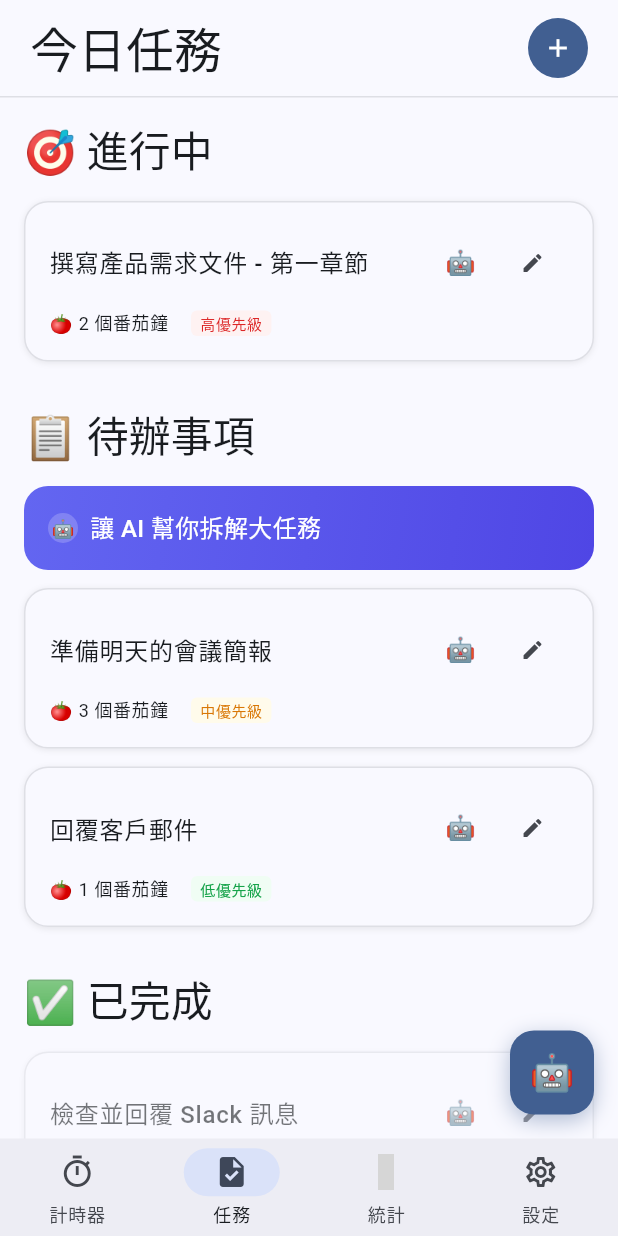
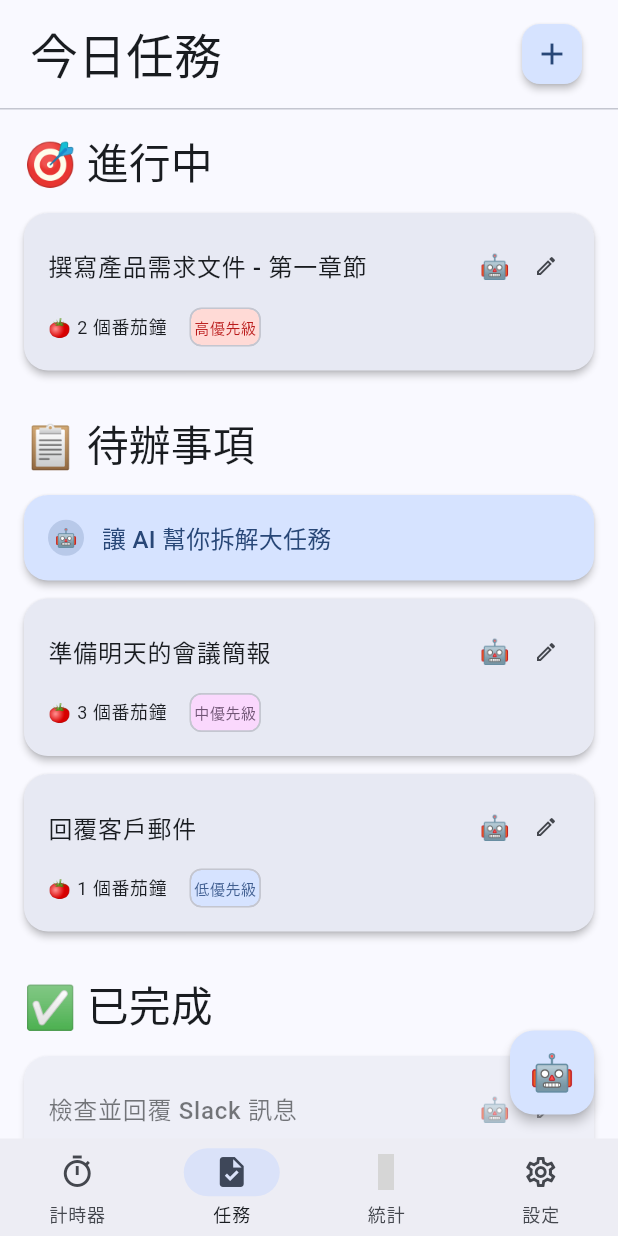
Before and after one commit to TreantProtectorGo/focus, a Flutter app: the TasksScreen screen opened by its route, on a phone screen of 412 x 824 dp. Run offline on Flutter 3.47's test engine with Material 3 defaults, Android fonts, the phone set to English and light mode, and no system bars; drawn by our look-alikes of dynamic_color; our stand-ins replace flutter_riverpod, go_router, material_symbols_icons, shared_preferences; accounts and stored records are empty; grey boxes are pictures that could not be loaded.

Commit message:
Material 3 Card Design

```diff
--- a/lib/screens/tasks_screen.dart
+++ b/lib/screens/tasks_screen.dart
@@ -8,21 +8,13 @@ class TasksScreen extends StatelessWidget {
     final theme = Theme.of(context);
 
     return Scaffold(
-      backgroundColor: theme.colorScheme.surface,
+      backgroundColor: theme.colorScheme.background,
       body: SafeArea(
         child: Column(
           children: [
-            // 头部
-            Container(
+            // 頭部
+            Padding(
               padding: const EdgeInsets.symmetric(horizontal: 20, vertical: 12),
-              decoration: BoxDecoration(
-                color: theme.colorScheme.surface,
-                border: Border(
-                  bottom: BorderSide(
-                    color: theme.colorScheme.outline.withValues(alpha: 0.2),
-                  ),
-                ),
-              ),
               child: Row(
                 mainAxisAlignment: MainAxisAlignment.spaceBetween,
                 children: [
@@ -30,27 +22,18 @@ class TasksScreen extends StatelessWidget {
                     '今日任務',
                     style: theme.textTheme.headlineLarge,
                   ),
-                  Container(
-                    width: 40,
-                    height: 40,
-                    decoration: BoxDecoration(
-                      color: theme.colorScheme.primary,
-                      shape: BoxShape.circle,
-                    ),
-                    child: IconButton(
+                  FloatingActionButton.small(
                     onPressed: () {
                       // TODO: 添加新任务
                     },
-                      icon: Icon(
-                        Icons.add,
-                        color: theme.colorScheme.onPrimary,
-                        size: 20,
-                      ),
-                    ),
+                    elevation: 2,
+                    heroTag: "addTask",
+                    child: const Icon(Icons.add),
                   ),
                 ],
               ),
             ),
+            const Divider(height: 1),
 
             // 内容区域
             Expanded(
@@ -123,28 +106,19 @@ class TasksScreen extends StatelessWidget {
       ),
 
       // 浮动操作按钮
-      floatingActionButton: Container(
-        width: 56,
-        height: 56,
-        decoration: BoxDecoration(
-          color: theme.colorScheme.primary,
-          borderRadius: BorderRadius.circular(16),
-          boxShadow: [
-            BoxShadow(
-              color: theme.colorScheme.primary.withValues(alpha: 0.4),
-              blurRadius: 12,
-              offset: const Offset(0, 4),
-            ),
-          ],
-        ),
-        child: IconButton(
+      floatingActionButton: FloatingActionButton(
         onPressed: () {
           // TODO: 显示AI对话框
         },
-          icon: const Text(
+        backgroundColor: theme.colorScheme.primaryContainer,
+        foregroundColor: theme.colorScheme.onPrimaryContainer,
+        elevation: 3,
+        shape: RoundedRectangleBorder(
+          borderRadius: BorderRadius.circular(16),
+        ),
+        child: const Text(
           '🤖',
           style: TextStyle(fontSize: 24),
-          ),
         ),
       ),
     );
@@ -175,47 +149,40 @@ class TasksScreen extends StatelessWidget {
 
     switch (priority) {
       case 'high':
-        priorityColor = const Color(0xFFDC2626);
-        priorityBackgroundColor = const Color(0xFFFEF2F2);
+        priorityColor = theme.colorScheme.error;
+        priorityBackgroundColor = theme.colorScheme.errorContainer;
         priorityText = '高優先級';
         break;
       case 'medium':
-        priorityColor = const Color(0xFFD97706);
-        priorityBackgroundColor = const Color(0xFFFFFBEB);
+        priorityColor = theme.colorScheme.tertiary;
+        priorityBackgroundColor = theme.colorScheme.tertiaryContainer;
         priorityText = '中優先級';
         break;
       case 'low':
-        priorityColor = const Color(0xFF16A34A);
-        priorityBackgroundColor = const Color(0xFFF0FDF4);
+        priorityColor = theme.colorScheme.primary;
+        priorityBackgroundColor = theme.colorScheme.primaryContainer;
         priorityText = '低優先級';
         break;
       case 'completed':
-        priorityColor = const Color(0xFF16A34A);
-        priorityBackgroundColor = const Color(0xFFF0FDF4);
+        priorityColor = theme.colorScheme.secondary;
+        priorityBackgroundColor = theme.colorScheme.secondaryContainer;
         priorityText = '✅ 已完成';
         break;
       default:
         priorityColor = theme.colorScheme.onSurfaceVariant;
-        priorityBackgroundColor = theme.colorScheme.surface;
+        priorityBackgroundColor = theme.colorScheme.surfaceVariant;
         priorityText = '';
     }
 
-    return Container(
+    return Card(
+      elevation: 2,
+      margin: EdgeInsets.zero,
+      surfaceTintColor: theme.colorScheme.surfaceTint,
+      shape: RoundedRectangleBorder(
+        borderRadius: BorderRadius.circular(16),
+      ),
+      child: Padding(
         padding: const EdgeInsets.all(16),
-      decoration: BoxDecoration(
-        color: theme.colorScheme.surface,
-        borderRadius: BorderRadius.circular(16),
-        border: Border.all(
-          color: theme.colorScheme.outline.withValues(alpha: 0.2),
-        ),
-        boxShadow: [
-          BoxShadow(
-            color: Colors.black.withValues(alpha: 0.08),
-            blurRadius: 3,
-            offset: const Offset(0, 1),
-          ),
-        ],
-      ),
         child: Column(
           crossAxisAlignment: CrossAxisAlignment.start,
           children: [
@@ -236,9 +203,9 @@ class TasksScreen extends StatelessWidget {
                         // TODO: AI 拆解
                       },
                       icon: const Text('🤖', style: TextStyle(fontSize: 16)),
-                    constraints: const BoxConstraints(
-                      minWidth: 32,
-                      minHeight: 32,
+                      style: IconButton.styleFrom(
+                        minimumSize: const Size(32, 32),
+                        tapTargetSize: MaterialTapTargetSize.shrinkWrap,
                       ),
                     ),
                     IconButton(
@@ -246,13 +213,13 @@ class TasksScreen extends StatelessWidget {
                         // TODO: 编辑任务
                       },
                       icon: Icon(
-                      Icons.edit,
+                        Icons.edit_outlined,
                         size: 16,
                         color: theme.colorScheme.onSurfaceVariant,
                       ),
-                    constraints: const BoxConstraints(
-                      minWidth: 32,
-                      minHeight: 32,
+                      style: IconButton.styleFrom(
+                        minimumSize: const Size(32, 32),
+                        tapTargetSize: MaterialTapTargetSize.shrinkWrap,
                       ),
                     ),
                   ],
@@ -273,13 +240,12 @@ class TasksScreen extends StatelessWidget {
                   ],
                 ),
                 const SizedBox(width: 15),
-              Container(
-                padding: const EdgeInsets.symmetric(horizontal: 6, vertical: 2),
-                decoration: BoxDecoration(
-                  color: priorityBackgroundColor,
-                  borderRadius: BorderRadius.circular(4),
-                ),
-                child: Text(
+                Chip(
+                  materialTapTargetSize: MaterialTapTargetSize.shrinkWrap,
+                  labelPadding: const EdgeInsets.symmetric(horizontal: 2, vertical: -2),
+                  padding: EdgeInsets.zero,
+                  backgroundColor: priorityBackgroundColor,
+                  label: Text(
                     priorityText,
                     style: theme.textTheme.bodySmall?.copyWith(
                       color: priorityColor,
@@ -287,51 +253,55 @@ class TasksScreen extends StatelessWidget {
                       fontWeight: FontWeight.w500,
                     ),
                   ),
+                  visualDensity: VisualDensity.compact,
                 ),
               ],
             ),
           ],
         ),
+      ),
     );
   }
 
   Widget _buildAIBreakdownCard(ThemeData theme) {
-    return Container(
-      padding: const EdgeInsets.all(16),
-      decoration: BoxDecoration(
-        gradient: const LinearGradient(
-          begin: Alignment.topLeft,
-          end: Alignment.bottomRight,
-          colors: [Color(0xFF6366F1), Color(0xFF4F46E5)],
-        ),
+    return Card(
+      elevation: 2,
+      margin: EdgeInsets.zero,
+      color: theme.colorScheme.primaryContainer,
+      shape: RoundedRectangleBorder(
         borderRadius: BorderRadius.circular(16),
       ),
+      child: InkWell(
+        onTap: () {
+          // TODO: AI 拆解任務處理
+        },
+        borderRadius: BorderRadius.circular(16),
+        child: Padding(
+          padding: const EdgeInsets.all(16),
           child: Row(
             children: [
-          Container(
-            width: 20,
-            height: 20,
-            decoration: BoxDecoration(
-              color: Colors.white.withValues(alpha: 0.2),
-              shape: BoxShape.circle,
-            ),
-            child: const Center(
-              child: Text('🤖', style: TextStyle(fontSize: 12)),
+              CircleAvatar(
+                radius: 12,
+                backgroundColor: theme.colorScheme.primary.withOpacity(0.2),
+                child: const Text(
+                  '🤖',
+                  style: TextStyle(fontSize: 12),
                 ),
               ),
-          const SizedBox(width: 8),
-          const Expanded(
+              const SizedBox(width: 12),
+              Expanded(
                 child: Text(
                   '讓 AI 幫你拆解大任務',
-              style: TextStyle(
-                color: Colors.white,
-                fontSize: 16,
+                  style: theme.textTheme.titleMedium?.copyWith(
+                    color: theme.colorScheme.onPrimaryContainer,
                     fontWeight: FontWeight.w500,
                   ),
                 ),
               ),
             ],
           ),
+        ),
+      ),
     );
   }
 }
```
Lines whose indentation alone changed are shown as unchanged.
